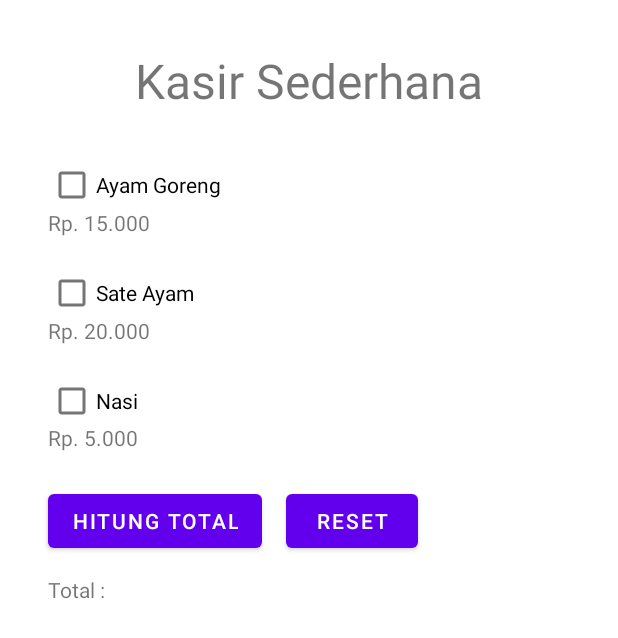
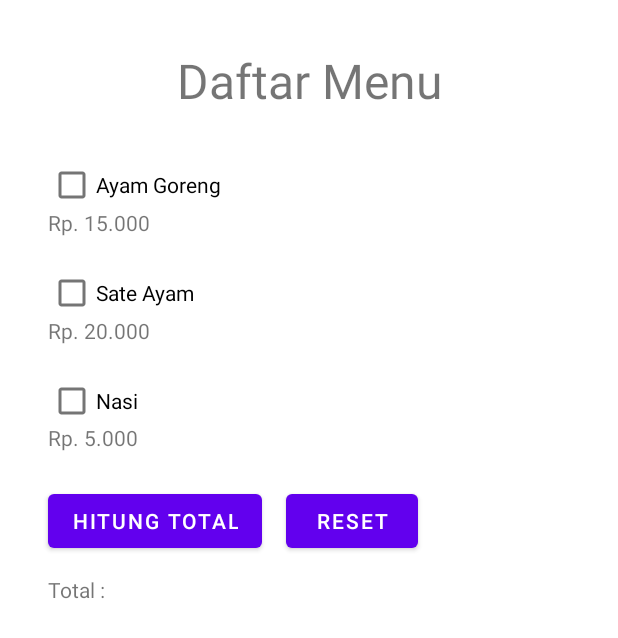
Before and after one commit to Raihanki/Kasir-Sederhana, an Android app: the layout activity_main.xml on its own in the app's theme, with its tools: preview values and no code run, on a phone screen of 412 x 824 dp. Shown: the top 638 px of the screen. Run offline under Robolectric (Android 15) with nearby library versions, the phone set to English and light mode, and no system bars.

Commit message:
update title

```diff
--- a/app/src/main/res/layout/activity_main.xml
+++ b/app/src/main/res/layout/activity_main.xml
@@ -16,10 +16,10 @@
             android:layout_width="wrap_content"
             android:layout_height="wrap_content"
             android:layout_marginStart="32dp"
+            android:layout_marginTop="32dp"
             android:layout_marginEnd="32dp"
-            android:layout_marginTop="32dp"
+            android:text="@string/app_title"
             android:textSize="32sp"
-            android:text="@string/app_name"
             app:layout_constraintEnd_toEndOf="parent"
             app:layout_constraintStart_toStartOf="parent"
             app:layout_constraintTop_toTopOf="parent" />
--- a/app/src/main/res/values/strings.xml
+++ b/app/src/main/res/values/strings.xml
@@ -1,6 +1,6 @@
 <resources>
     <string name="app_name">Kasir Sederhana</string>
-    <string name="app_title">Aplikasi Kasir Sederhana</string>
+    <string name="app_title">Daftar Menu</string>
     <string name="ayam_goreng">Ayam Goreng</string>
     <string name="sate_ayam">Sate Ayam</string>
     <string name="nasi">Nasi</string>
```
